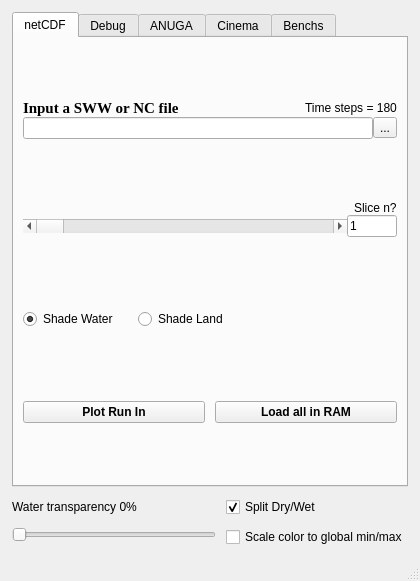
Before: the Qt Designer form deps/ui/aquamoto.ui in GenericMappingTools/InteractiveGMT, drawn with Qt 5.
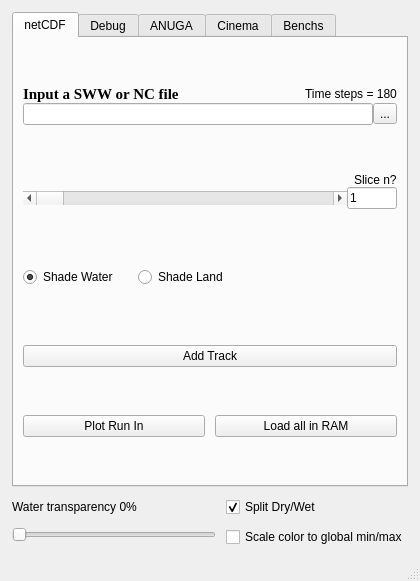
After: the same form once the commit is applied.

Commit message: Aquamoto: Add Track, Color Palettes on the z bars, palette icon

```diff
--- a/deps/ui/aquamoto.ui
+++ b/deps/ui/aquamoto.ui
@@ -306,13 +306,27 @@
           </property>
          </spacer>
         </item>
+        <item>
+         <layout class="QHBoxLayout" name="trackButtonsLayout">
+          <item>
+           <widget class="QPushButton" name="addTrackButton">
+            <property name="toolTip">
+             <string>Draw a line over the water; the η(x) profile window then follows the wave along it</string>
+            </property>
+            <property name="text">
+             <string>Add Track</string>
+            </property>
+           </widget>
+          </item>
+         </layout>
+        </item>
         <item>
          <layout class="QHBoxLayout" name="actionButtonsLayout">
           <item>
            <widget class="QPushButton" name="plotRunInButton">
             <property name="font">
              <font>
-              <bold>true</bold>
+              <bold>false</bold>
              </font>
             </property>
             <property name="text">
@@ -324,7 +338,7 @@
            <widget class="QPushButton" name="loadRamButton">
             <property name="font">
              <font>
-              <bold>true</bold>
+              <bold>false</bold>
              </font>
             </property>
             <property name="toolTip">
```
The commit also changes 7 other files.
